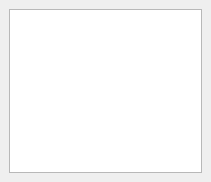
First picture: the form in src/propertieswidget.ui, repository eigenbom/MQ-Sprite, before the edit.
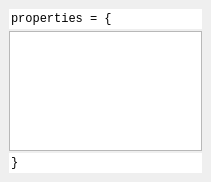
Second picture: the form after the edit.

Commit message: properties are formatted on import

Patch:
```diff
--- a/src/propertieswidget.ui
+++ b/src/propertieswidget.ui
@@ -14,6 +14,9 @@
    <string>Form</string>
   </property>
   <layout class="QVBoxLayout" name="verticalLayout">
+   <property name="spacing">
+    <number>2</number>
+   </property>
    <property name="leftMargin">
     <number>9</number>
    </property>
@@ -26,8 +29,31 @@
    <property name="bottomMargin">
     <number>9</number>
    </property>
+   <item>
+    <widget class="QLineEdit" name="lineEdit">
+     <property name="font">
+      <font>
+       <family>Consolas</family>
+      </font>
+     </property>
+     <property name="text">
+      <string>properties = {</string>
+     </property>
+     <property name="frame">
+      <bool>false</bool>
+     </property>
+     <property name="readOnly">
+      <bool>true</bool>
+     </property>
+    </widget>
+   </item>
    <item>
     <widget class="QPlainTextEdit" name="textEditProperties">
+     <property name="font">
+      <font>
+       <family>Consolas</family>
+      </font>
+     </property>
      <property name="toolTip">
       <string>JSON formatted properties.</string>
      </property>
@@ -42,6 +68,24 @@
      </property>
     </widget>
    </item>
+   <item>
+    <widget class="QLineEdit" name="lineEdit_2">
+     <property name="font">
+      <font>
+       <family>Consolas</family>
+      </font>
+     </property>
+     <property name="text">
+      <string>}</string>
+     </property>
+     <property name="frame">
+      <bool>false</bool>
+     </property>
+     <property name="readOnly">
+      <bool>true</bool>
+     </property>
+    </widget>
+   </item>
   </layout>
  </widget>
  <resources/>
```
The commit also changes 8 other files.
